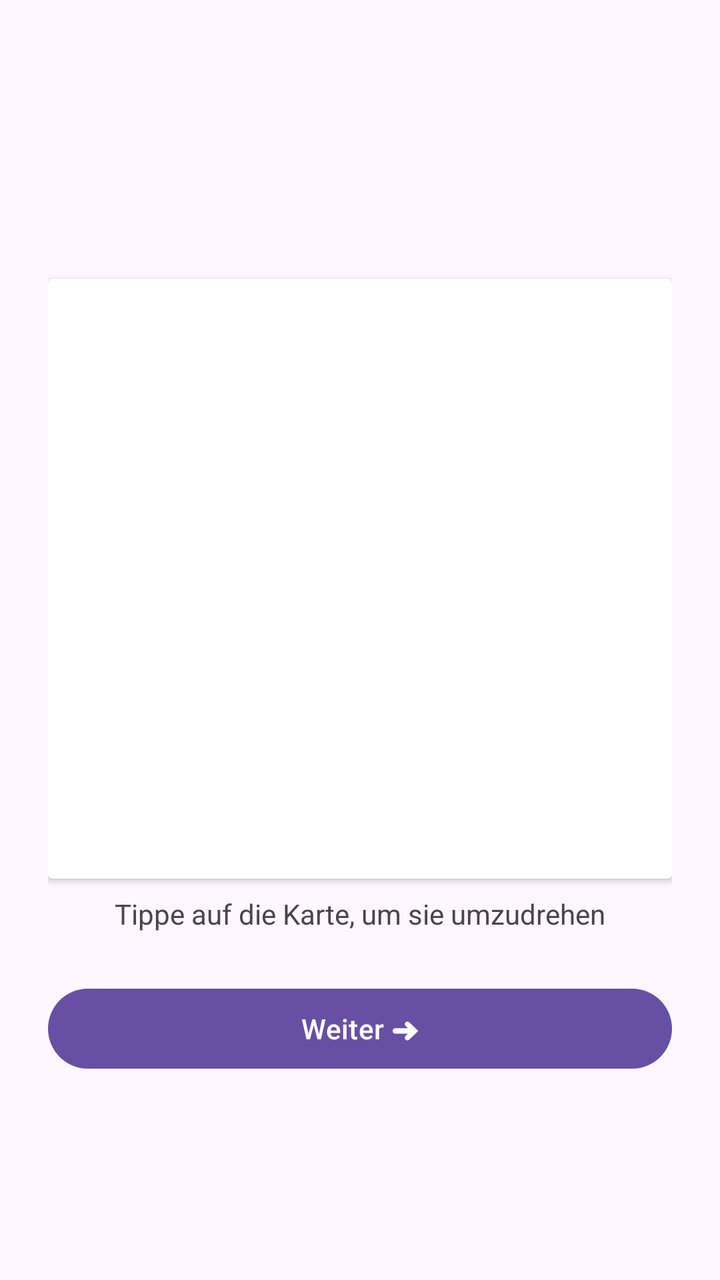
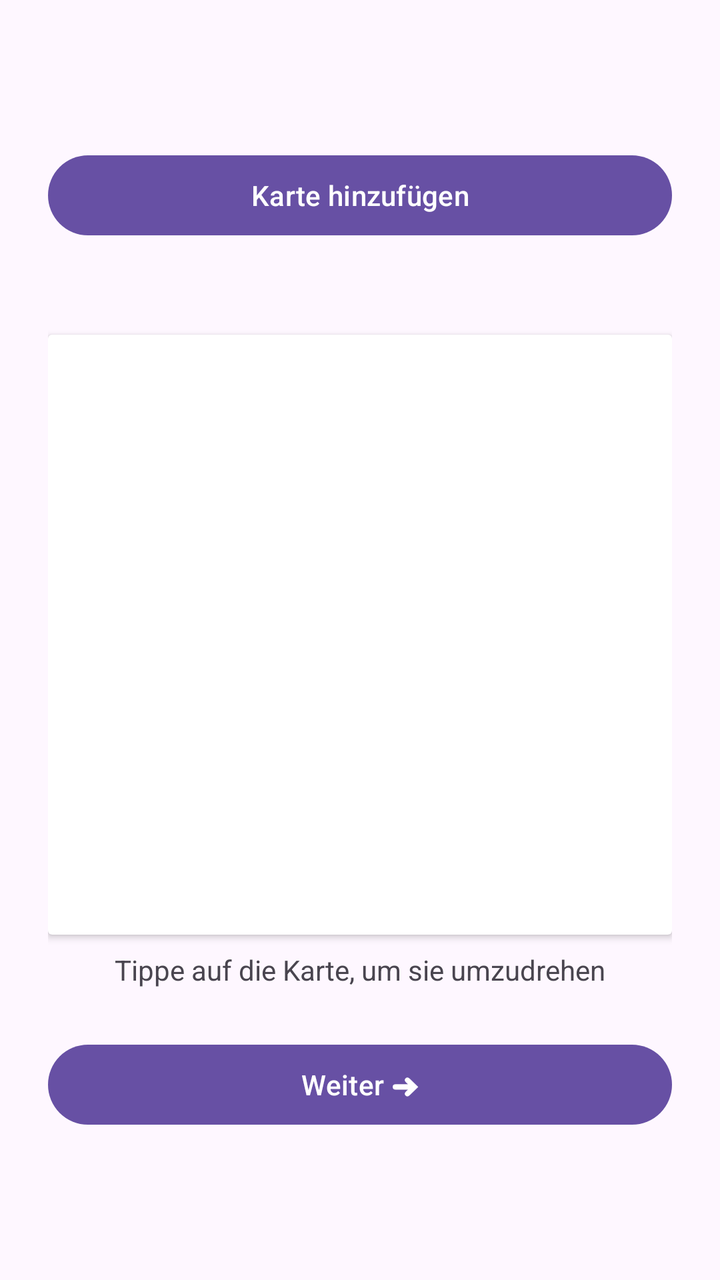

The first picture is an Android layout as it rendered before a commit; the second is the same layout after the commit. The layout source and the unified diff follow.
<!-- AndroidManifest.xml: application theme Theme.KarteiKing -->
<!-- res/layout/activity_main.xml -->
<?xml version="1.0" encoding="utf-8"?>
<LinearLayout xmlns:android="http://schemas.android.com/apk/res/android"
    android:id="@+id/main"
    android:layout_width="match_parent"
    android:layout_height="match_parent"
    android:orientation="vertical"
    android:padding="24dp"
    android:gravity="center">

    <TextView
        android:id="@+id/textZaehler"
        android:layout_width="wrap_content"
        android:layout_height="wrap_content"
        android:textSize="16sp" />

    <androidx.cardview.widget.CardView
        android:id="@+id/karte"
        android:layout_width="match_parent"
        android:layout_height="300dp"
        android:layout_marginTop="16dp"
        android:clickable="true"
        android:focusable="true"
        android:foreground="?attr/selectableItemBackground">

        <TextView
            android:id="@+id/textKarte"
            android:layout_width="match_parent"
            android:layout_height="match_parent"
            android:gravity="center"
            android:padding="16dp"
            android:textSize="22sp" />
    </androidx.cardview.widget.CardView>

    <TextView
        android:id="@+id/textHinweis"
        android:layout_width="wrap_content"
        android:layout_height="wrap_content"
        android:layout_marginTop="8dp"
        android:text="Tippe auf die Karte, um sie umzudrehen" />

    <Button
        android:id="@+id/buttonWeiter"
        android:layout_width="match_parent"
        android:layout_height="wrap_content"
        android:layout_marginTop="24dp"
        android:text="Weiter ➜" />
</LinearLayout>
<!-- resources referenced by this layout -->
<resources>
  <style name="Theme.KarteiKing" parent="Base.Theme.KarteiKing" />
  <style name="Base.Theme.KarteiKing" parent="Theme.Material3.DayNight.NoActionBar">
          
          
      </style>
</resources>

<!-- the commit's change to res/layout/activity_main.xml (unified diff, before → after) -->
@@ -6,6 +6,13 @@
     android:orientation="vertical"
     android:padding="24dp"
     android:gravity="center">
+
+    <Button
+        android:id="@+id/buttonHinzufuegen"
+        android:layout_width="match_parent"
+        android:layout_height="wrap_content"
+        android:layout_marginBottom="8dp"
+        android:text="Karte hinzufügen" />
 
     <TextView
         android:id="@+id/textZaehler"
